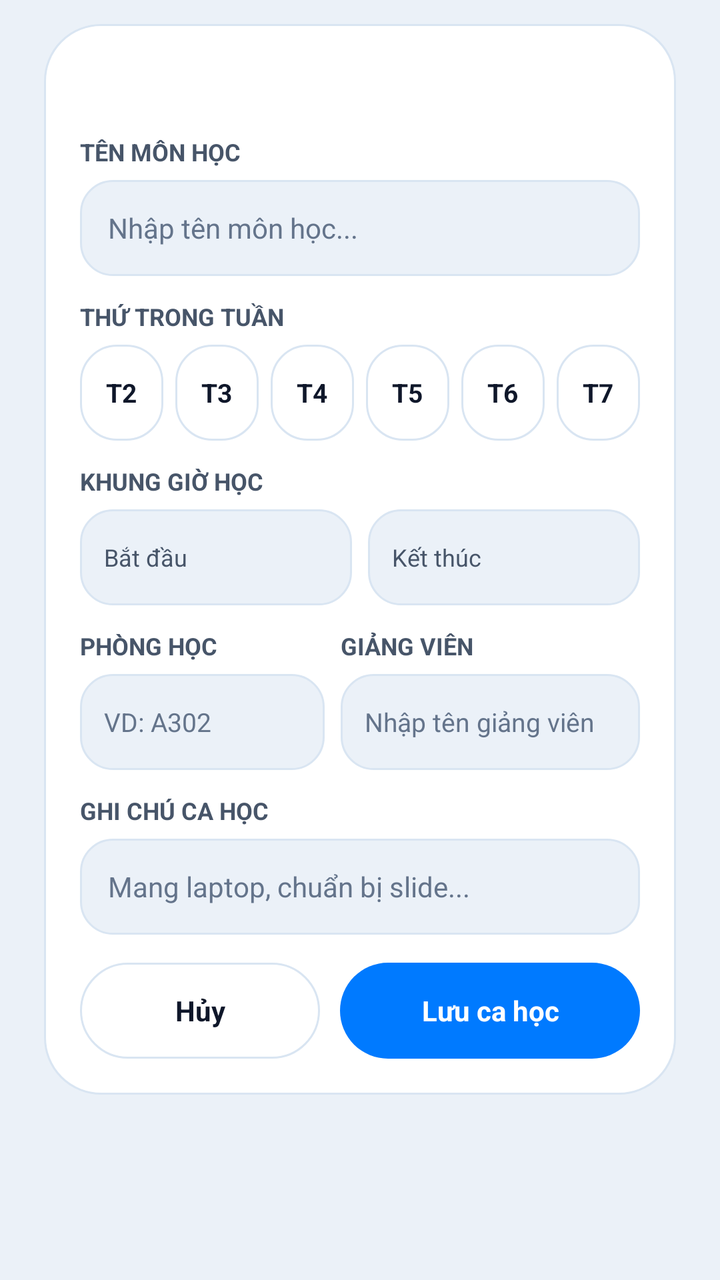
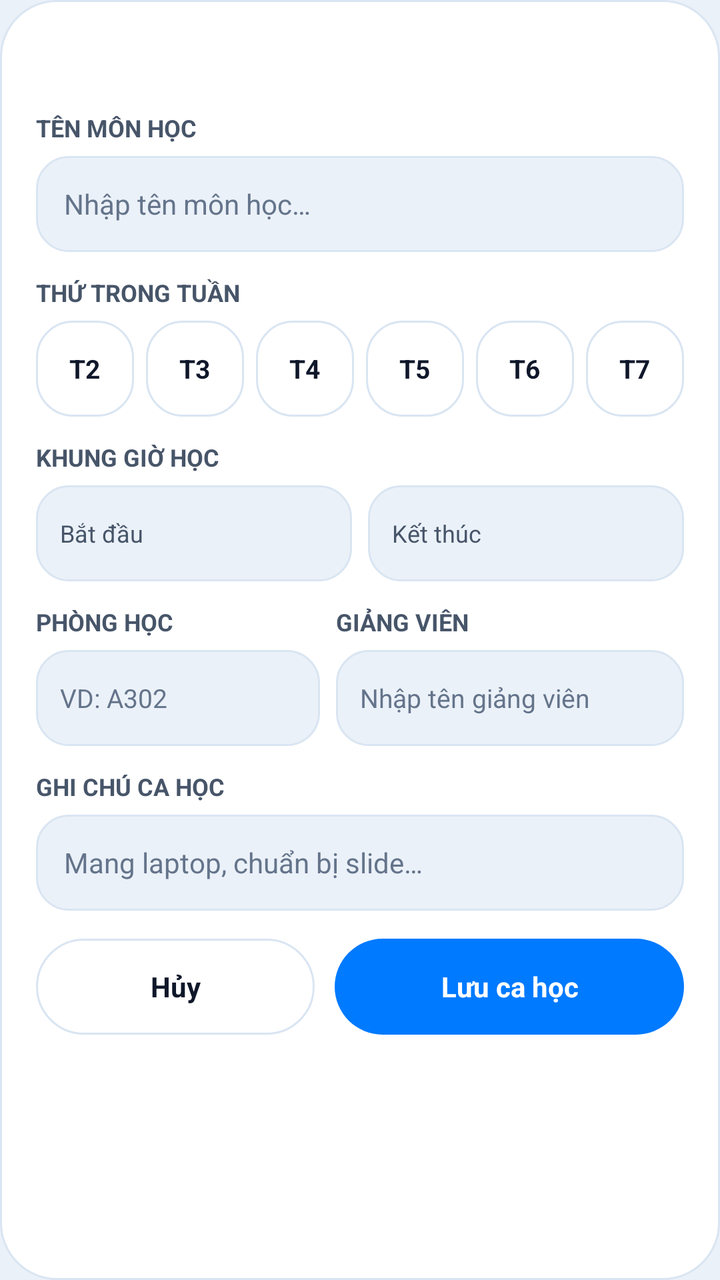

The first picture is an Android layout as it rendered before a commit; the second is the same layout after the commit. The layout source and the unified diff follow.
<!-- AndroidManifest.xml: application theme Theme.PocketKit -->
<!-- res/layout/dialog_frost_schedule.xml -->
<?xml version="1.0" encoding="utf-8"?>
<FrameLayout xmlns:android="http://schemas.android.com/apk/res/android"
    android:layout_width="match_parent"
    android:layout_height="wrap_content"
    android:paddingHorizontal="@dimen/dialog_outer_padding_h"
    android:paddingVertical="@dimen/dialog_outer_padding_v">

    <LinearLayout
        android:layout_width="match_parent"
        android:layout_height="wrap_content"
        android:background="@drawable/bg_dialog_frost"
        android:orientation="vertical"
        android:padding="@dimen/card_padding">

        <LinearLayout
            android:layout_width="match_parent"
            android:layout_height="wrap_content"
            android:gravity="center_vertical"
            android:orientation="horizontal">

            <TextView
                android:id="@+id/tvScheduleDialogTitle"
                android:layout_width="0dp"
                android:layout_height="wrap_content"
                android:layout_weight="1"
                android:textColor="@color/ink_primary"
                android:textSize="@dimen/text_size_dialog_title"
                android:textStyle="bold" />

            <ImageButton
                android:id="@+id/btnScheduleDialogDelete"
                android:layout_width="@dimen/touch_target_min"
                android:layout_height="@dimen/touch_target_min"
                android:layout_marginStart="@dimen/dialog_button_gap"
                android:background="@drawable/bg_pill_danger_soft"
                android:clickable="true"
                android:contentDescription="@string/schedule_dialog_btn_delete"
                android:focusable="true"
                android:scaleType="center"
                android:src="@drawable/ic_delete"
                android:visibility="gone" />
        </LinearLayout>

        <ScrollView
            android:layout_width="match_parent"
            android:layout_height="wrap_content"
            android:layout_marginTop="@dimen/card_gap"
            android:overScrollMode="never"
            android:scrollbars="none">

            <LinearLayout
                android:layout_width="match_parent"
                android:layout_height="wrap_content"
                android:orientation="vertical">

                <TextView
                    android:layout_width="match_parent"
                    android:layout_height="wrap_content"
                    android:text="@string/schedule_dialog_subject_label"
                    android:textColor="@color/ink_secondary"
                    android:textSize="@dimen/text_size_caption"
                    android:textStyle="bold" />

                <EditText
                    android:id="@+id/edtScheduleSubject"
                    android:layout_width="match_parent"
                    android:layout_height="wrap_content"
                    android:layout_marginTop="@dimen/dialog_label_gap"
                    android:background="@drawable/bg_dialog_input"
                    android:hint="@string/schedule_dialog_subject_hint"
                    android:imeOptions="actionNext"
                    android:importantForAutofill="no"
                    android:inputType="textCapSentences"
                    android:minHeight="@dimen/input_min_height"
                    android:paddingHorizontal="@dimen/chip_padding_h"
                    android:paddingVertical="@dimen/badge_padding_v"
                    android:singleLine="true"
                    android:textColor="@color/ink_primary"
                    android:textColorHint="@color/ink_muted"
                    android:textSize="@dimen/text_size_input" />

                <TextView
                    android:layout_width="match_parent"
                    android:layout_height="wrap_content"
                    android:layout_marginTop="@dimen/card_gap"
                    android:text="@string/schedule_dialog_day_label"
                    android:textColor="@color/ink_secondary"
                    android:textSize="@dimen/text_size_caption"
                    android:textStyle="bold" />

                <LinearLayout
                    android:layout_width="match_parent"
                    android:layout_height="wrap_content"
                    android:layout_marginTop="@dimen/dialog_label_gap"
                    android:orientation="horizontal">

                    <TextView
                        android:id="@+id/chipDialogT2"
                        android:layout_width="0dp"
                        android:layout_height="wrap_content"
                        android:layout_weight="1"
                        android:background="@drawable/bg_chip_unselected"
                        android:clickable="true"
                        android:focusable="true"
                        android:gravity="center"
                        android:minHeight="@dimen/touch_target_min"
                        android:text="@string/schedule_day_short_2"
                        android:textColor="@color/ink_primary"
                        android:textSize="@dimen/text_size_body"
                        android:textStyle="bold" />

                    <TextView
                        android:id="@+id/chipDialogT3"
                        android:layout_width="0dp"
                        android:layout_height="wrap_content"
                        android:layout_marginStart="@dimen/day_chip_gap"
                        android:layout_weight="1"
                        android:background="@drawable/bg_chip_unselected"
                        android:clickable="true"
                        android:focusable="true"
                        android:gravity="center"
                        android:minHeight="@dimen/touch_target_min"
                        android:text="@string/schedule_day_short_3"
                        android:textColor="@color/ink_primary"
                        android:textSize="@dimen/text_size_body"
                        android:textStyle="bold" />

                    <TextView
                        android:id="@+id/chipDialogT4"
                        android:layout_width="0dp"
                        android:layout_height="wrap_content"
                        android:layout_marginStart="@dimen/day_chip_gap"
                        android:layout_weight="1"
                        android:background="@drawable/bg_chip_unselected"
                        android:clickable="true"
                        android:focusable="true"
                        android:gravity="center"
                        android:minHeight="@dimen/touch_target_min"
                        android:text="@string/schedule_day_short_4"
                        android:textColor="@color/ink_primary"
                        android:textSize="@dimen/text_size_body"
                        android:textStyle="bold" />

                    <TextView
                        android:id="@+id/chipDialogT5"
                        android:layout_width="0dp"
                        android:layout_height="wrap_content"
                        android:layout_marginStart="@dimen/day_chip_gap"
                        android:layout_weight="1"
                        android:background="@drawable/bg_chip_unselected"
                        android:clickable="true"
                        android:focusable="true"
                        android:gravity="center"
                        android:minHeight="@dimen/touch_target_min"
                        android:text="@string/schedule_day_short_5"
                        android:textColor="@color/ink_primary"
                        android:textSize="@dimen/text_size_body"
                        android:textStyle="bold" />

                    <TextView
                        android:id="@+id/chipDialogT6"
                        android:layout_width="0dp"
                        android:layout_height="wrap_content"
                        android:layout_marginStart="@dimen/day_chip_gap"
                        android:layout_weight="1"
                        android:background="@drawable/bg_chip_unselected"
                        android:clickable="true"
                        android:focusable="true"
                        android:gravity="center"
                        android:minHeight="@dimen/touch_target_min"
                        android:text="@string/schedule_day_short_6"
                        android:textColor="@color/ink_primary"
                        android:textSize="@dimen/text_size_body"
                        android:textStyle="bold" />

                    <TextView
                        android:id="@+id/chipDialogT7"
                        android:layout_width="0dp"
                        android:layout_height="wrap_content"
                        android:layout_marginStart="@dimen/day_chip_gap"
                        android:layout_weight="1"
                        android:background="@drawable/bg_chip_unselected"
                        android:clickable="true"
                        android:focusable="true"
                        android:gravity="center"
                        android:minHeight="@dimen/touch_target_min"
                        android:text="@string/schedule_day_short_7"
                        android:textColor="@color/ink_primary"
                        android:textSize="@dimen/text_size_body"
                        android:textStyle="bold" />
                </LinearLayout>

                <TextView
                    android:layout_width="match_parent"
                    android:layout_height="wrap_content"
                    android:layout_marginTop="@dimen/card_gap"
                    android:text="@string/schedule_dialog_time_label"
                    android:textColor="@color/ink_secondary"
                    android:textSize="@dimen/text_size_caption"
                    android:textStyle="bold" />

                <LinearLayout
                    android:layout_width="match_parent"
                    android:layout_height="wrap_content"
                    android:layout_marginTop="@dimen/dialog_label_gap"
                    android:baselineAligned="false"
                    android:orientation="horizontal">

                    <LinearLayout
                        android:id="@+id/btnDialogStartTime"
                        android:layout_width="0dp"
                        android:layout_height="wrap_content"
                        android:layout_weight="1"
                        android:background="@drawable/bg_dialog_input"
                        android:clickable="true"
                        android:focusable="true"
                        android:gravity="center_vertical"
                        android:minHeight="@dimen/touch_target_min"
                        android:orientation="horizontal"
                        android:paddingHorizontal="@dimen/badge_padding_h">

                        <TextView
                            android:layout_width="0dp"
                            android:layout_height="wrap_content"
                            android:layout_weight="1"
                            android:text="@string/schedule_dialog_start_label"
                            android:textColor="@color/ink_secondary"
                            android:textSize="@dimen/text_size_caption" />

                        <TextView
                            android:id="@+id/tvDialogStartTimeValue"
                            android:layout_width="wrap_content"
                            android:layout_height="wrap_content"
                            android:fontFeatureSettings="tnum"
                            android:textColor="@color/accent_sapphire"
                            android:textSize="@dimen/text_size_input"
                            android:textStyle="bold" />
                    </LinearLayout>

                    <LinearLayout
                        android:id="@+id/btnDialogEndTime"
                        android:layout_width="0dp"
                        android:layout_height="wrap_content"
                        android:layout_marginStart="@dimen/chip_gap"
                        android:layout_weight="1"
                        android:background="@drawable/bg_dialog_input"
                        android:clickable="true"
                        android:focusable="true"
                        android:gravity="center_vertical"
                        android:minHeight="@dimen/touch_target_min"
                        android:orientation="horizontal"
                        android:paddingHorizontal="@dimen/badge_padding_h">

                        <TextView
                            android:layout_width="0dp"
                            android:layout_height="wrap_content"
                            android:layout_weight="1"
                            android:text="@string/schedule_dialog_end_label"
                            android:textColor="@color/ink_secondary"
                            android:textSize="@dimen/text_size_caption" />

                        <TextView
                            android:id="@+id/tvDialogEndTimeValue"
                            android:layout_width="wrap_content"
                            android:layout_height="wrap_content"
                            android:fontFeatureSettings="tnum"
                            android:textColor="@color/accent_sapphire"
                            android:textSize="@dimen/text_size_input"
                            android:textStyle="bold" />
                    </LinearLayout>
                </LinearLayout>

                <LinearLayout
                    android:layout_width="match_parent"
                    android:layout_height="wrap_content"
                    android:layout_marginTop="@dimen/card_gap"
                    android:baselineAligned="false"
                    android:orientation="horizontal">

                    <LinearLayout
                        android:layout_width="0dp"
                        android:layout_height="wrap_content"
                        android:layout_weight="0.9"
                        android:orientation="vertical">

                        <TextView
                            android:layout_width="match_parent"
                            android:layout_height="wrap_content"
                            android:text="@string/schedule_dialog_room_label"
                            android:textColor="@color/ink_secondary"
                            android:textSize="@dimen/text_size_caption"
                            android:textStyle="bold" />

                        <EditText
                            android:id="@+id/edtScheduleRoom"
                            android:layout_width="match_parent"
                            android:layout_height="wrap_content"
                            android:layout_marginTop="@dimen/dialog_label_gap"
                            android:background="@drawable/bg_dialog_input"
                            android:hint="@string/schedule_dialog_room_hint"
                            android:imeOptions="actionNext"
                            android:importantForAutofill="no"
                            android:inputType="textCapWords"
                            android:minHeight="@dimen/input_min_height"
                            android:paddingHorizontal="@dimen/badge_padding_h"
                            android:paddingVertical="@dimen/badge_padding_v"
                            android:singleLine="true"
                            android:textColor="@color/ink_primary"
                            android:textColorHint="@color/ink_muted"
                            android:textSize="@dimen/text_size_body" />
                    </LinearLayout>

                    <LinearLayout
                        android:layout_width="0dp"
                        android:layout_height="wrap_content"
                        android:layout_marginStart="@dimen/chip_gap"
                        android:layout_weight="1.1"
                        android:orientation="vertical">

                        <TextView
                            android:layout_width="match_parent"
                            android:layout_height="wrap_content"
                            android:text="@string/schedule_dialog_lecturer_label"
                            android:textColor="@color/ink_secondary"
                            android:textSize="@dimen/text_size_caption"
                            android:textStyle="bold" />

                        <EditText
                            android:id="@+id/edtScheduleLecturer"
                            android:layout_width="match_parent"
                            android:layout_height="wrap_content"
                            android:layout_marginTop="@dimen/dialog_label_gap"
                            android:background="@drawable/bg_dialog_input"
                            android:hint="@string/schedule_dialog_lecturer_hint"
                            android:imeOptions="actionNext"
                            android:importantForAutofill="no"
                            android:inputType="textPersonName|textCapWords"
                            android:minHeight="@dimen/input_min_height"
                            android:paddingHorizontal="@dimen/badge_padding_h"
                            android:paddingVertical="@dimen/badge_padding_v"
                            android:singleLine="true"
                            android:textColor="@color/ink_primary"
                            android:textColorHint="@color/ink_muted"
                            android:textSize="@dimen/text_size_body" />
                    </LinearLayout>
                </LinearLayout>

                <TextView
                    android:layout_width="match_parent"
                    android:layout_height="wrap_content"
                    android:layout_marginTop="@dimen/card_gap"
                    android:text="@string/schedule_dialog_note_label"
                    android:textColor="@color/ink_secondary"
                    android:textSize="@dimen/text_size_caption"
                    android:textStyle="bold" />

                <EditText
                    android:id="@+id/edtScheduleNote"
                    android:layout_width="match_parent"
                    android:layout_height="wrap_content"
                    android:layout_marginTop="@dimen/dialog_label_gap"
                    android:background="@drawable/bg_dialog_input"
                    android:hint="@string/schedule_dialog_note_hint"
                    android:imeOptions="actionDone"
                    android:importantForAutofill="no"
                    android:inputType="textCapSentences"
                    android:minHeight="@dimen/input_min_height"
                    android:paddingHorizontal="@dimen/chip_padding_h"
                    android:paddingVertical="@dimen/badge_padding_v"
                    android:singleLine="true"
                    android:textColor="@color/ink_primary"
                    android:textColorHint="@color/ink_muted"
                    android:textSize="@dimen/text_size_input" />
            </LinearLayout>
        </ScrollView>

        <LinearLayout
            android:layout_width="match_parent"
            android:layout_height="wrap_content"
            android:layout_marginTop="@dimen/section_gap"
            android:baselineAligned="false"
            android:orientation="horizontal">

            <TextView
                android:id="@+id/btnScheduleDialogCancel"
                android:layout_width="0dp"
                android:layout_height="wrap_content"
                android:layout_weight="1"
                android:background="@drawable/bg_pill_secondary"
                android:clickable="true"
                android:focusable="true"
                android:gravity="center"
                android:minHeight="@dimen/touch_target_min"
                android:text="@string/notes_dialog_cancel"
                android:textColor="@color/ink_primary"
                android:textSize="@dimen/text_size_input"
                android:textStyle="bold" />

            <TextView
                android:id="@+id/btnScheduleDialogSave"
                android:layout_width="0dp"
                android:layout_height="wrap_content"
                android:layout_marginStart="@dimen/dialog_button_gap"
                android:layout_weight="1.25"
                android:background="@drawable/bg_pill_primary"
                android:clickable="true"
                android:focusable="true"
                android:gravity="center"
                android:minHeight="@dimen/touch_target_min"
                android:text="@string/schedule_dialog_btn_save"
                android:textColor="@color/white"
                android:textSize="@dimen/text_size_input"
                android:textStyle="bold" />
        </LinearLayout>
    </LinearLayout>
</FrameLayout>
<!-- resources referenced by this layout -->
<resources>
  <color name="accent_sapphire">#FF007AFF</color>
  <color name="ink_muted">#FF64748B</color>
  <color name="ink_primary">#FF0F172A</color>
  <color name="ink_secondary">#FF475569</color>
  <color name="white">#FFFFFFFF</color>
  <dimen name="badge_padding_h">12dp</dimen>
  <dimen name="badge_padding_v">6dp</dimen>
  <dimen name="card_gap">12dp</dimen>
  <dimen name="card_padding">18dp</dimen>
  <dimen name="chip_gap">8dp</dimen>
  <dimen name="chip_padding_h">14dp</dimen>
  <dimen name="day_chip_gap">6dp</dimen>
  <dimen name="dialog_button_gap">10dp</dimen>
  <dimen name="dialog_label_gap">6dp</dimen>
  <dimen name="dialog_outer_padding_h">22dp</dimen>
  <dimen name="dialog_outer_padding_v">12dp</dimen>
  <dimen name="input_min_height">48dp</dimen>
  <dimen name="section_gap">14dp</dimen>
  <dimen name="text_size_body">13sp</dimen>
  <dimen name="text_size_caption">12sp</dimen>
  <dimen name="text_size_dialog_title">19sp</dimen>
  <dimen name="text_size_input">14sp</dimen>
  <dimen name="touch_target_min">48dp</dimen>
  <!-- drawable bg_dialog_frost (drawable) -->
  <?xml version="1.0" encoding="utf-8"?>
  <shape xmlns:android="http://schemas.android.com/apk/res/android"
      android:shape="rectangle">
      <solid android:color="#FAFFFFFF" />
      <stroke
          android:width="1dp"
          android:color="@color/glass_rim_soft" />
      <corners android:radius="28dp" />
  </shape>
  <!-- drawable bg_pill_danger_soft (drawable) -->
  <?xml version="1.0" encoding="utf-8"?>
  <shape xmlns:android="http://schemas.android.com/apk/res/android"
      android:shape="rectangle">
      <solid android:color="@color/accent_danger_soft" />
      <stroke
          android:width="1dp"
          android:color="#33DC2626" />
      <corners android:radius="24dp" />
  </shape>
  <!-- drawable bg_pill_primary (drawable) -->
  <?xml version="1.0" encoding="utf-8"?>
  <shape xmlns:android="http://schemas.android.com/apk/res/android"
      android:shape="rectangle">
      <solid android:color="@color/accent_sapphire" />
      <corners android:radius="24dp" />
  </shape>
  <string name="notes_dialog_cancel">Hủy</string>
  <string name="schedule_day_short_2">T2</string>
  <string name="schedule_day_short_3">T3</string>
  <string name="schedule_day_short_4">T4</string>
  <string name="schedule_day_short_5">T5</string>
  <string name="schedule_day_short_6">T6</string>
  <string name="schedule_day_short_7">T7</string>
  <string name="schedule_dialog_btn_delete">Xóa ca học này</string>
  <string name="schedule_dialog_btn_save">Lưu ca học</string>
  <string name="schedule_dialog_day_label">THỨ TRONG TUẦN</string>
  <string name="schedule_dialog_end_label">Kết thúc</string>
  <string name="schedule_dialog_lecturer_hint">Nhập tên giảng viên</string>
  <string name="schedule_dialog_lecturer_label">GIẢNG VIÊN</string>
  <string name="schedule_dialog_note_hint">Mang laptop, chuẩn bị slide...</string>
  <string name="schedule_dialog_note_label">GHI CHÚ CA HỌC</string>
  <string name="schedule_dialog_room_hint">VD: A302</string>
  <string name="schedule_dialog_room_label">PHÒNG HỌC</string>
  <string name="schedule_dialog_start_label">Bắt đầu</string>
  <string name="schedule_dialog_subject_hint">Nhập tên môn học...</string>
  <string name="schedule_dialog_subject_label">TÊN MÔN HỌC</string>
  <string name="schedule_dialog_time_label">KHUNG GIỜ HỌC</string>
  <style name="Theme.PocketKit" parent="Base.Theme.PocketKit" />
  <color name="chip_neutral_fill">#B8FFFFFF</color>
  <color name="glass_rim_soft">#FFD9E5F2</color>
  <color name="frost_canvas_top">#FFEBF1F8</color>
  <color name="accent_danger_soft">#1ADC2626</color>
  <color name="accent_danger">#FFDC2626</color>
  <!-- unchanged entries left out for length: 5 -->
</resources>

<!-- the commit's change to res/layout/dialog_frost_schedule.xml (unified diff, before → after) -->
@@ -1,16 +1,12 @@
 <?xml version="1.0" encoding="utf-8"?>
-<FrameLayout xmlns:android="http://schemas.android.com/apk/res/android"
+<LinearLayout xmlns:android="http://schemas.android.com/apk/res/android"
     android:layout_width="match_parent"
     android:layout_height="wrap_content"
-    android:paddingHorizontal="@dimen/dialog_outer_padding_h"
-    android:paddingVertical="@dimen/dialog_outer_padding_v">
-
-    <LinearLayout
-        android:layout_width="match_parent"
-        android:layout_height="wrap_content"
-        android:background="@drawable/bg_dialog_frost"
-        android:orientation="vertical"
-        android:padding="@dimen/card_padding">
+    android:layout_marginHorizontal="@dimen/dialog_outer_padding_h"
+    android:layout_marginVertical="@dimen/dialog_outer_padding_v"
+    android:background="@drawable/bg_dialog_frost"
+    android:orientation="vertical"
+    android:padding="@dimen/card_padding">
 
         <LinearLayout
             android:layout_width="match_parent"
@@ -206,7 +202,7 @@
                     android:baselineAligned="false"
                     android:orientation="horizontal">
 
-                    <LinearLayout
+                    <RelativeLayout
                         android:id="@+id/btnDialogStartTime"
                         android:layout_width="0dp"
                         android:layout_height="wrap_content"
@@ -214,60 +210,66 @@
                         android:background="@drawable/bg_dialog_input"
                         android:clickable="true"
                         android:focusable="true"
-                        android:gravity="center_vertical"
-                        android:minHeight="@dimen/touch_target_min"
-                        android:orientation="horizontal"
+                        android:minHeight="@dimen/touch_target_min"
                         android:paddingHorizontal="@dimen/badge_padding_h">
-
-                        <TextView
-                            android:layout_width="0dp"
-                            android:layout_height="wrap_content"
-                            android:layout_weight="1"
-                            android:text="@string/schedule_dialog_start_label"
-                            android:textColor="@color/ink_secondary"
-                            android:textSize="@dimen/text_size_caption" />
 
                         <TextView
                             android:id="@+id/tvDialogStartTimeValue"
                             android:layout_width="wrap_content"
                             android:layout_height="wrap_content"
+                            android:layout_alignParentEnd="true"
+                            android:layout_centerVertical="true"
                             android:fontFeatureSettings="tnum"
                             android:textColor="@color/accent_sapphire"
                             android:textSize="@dimen/text_size_input"
                             android:textStyle="bold" />
-                    </LinearLayout>
-
-                    <LinearLayout
-                        android:id="@+id/btnDialogEndTime"
-                        android:layout_width="0dp"
-                        android:layout_height="wrap_content"
-                        android:layout_marginStart="@dimen/chip_gap"
-                        android:layout_weight="1"
-                        android:background="@drawable/bg_dialog_input"
-                        android:clickable="true"
-                        android:focusable="true"
-                        android:gravity="center_vertical"
-                        android:minHeight="@dimen/touch_target_min"
-                        android:orientation="horizontal"
-                        android:paddingHorizontal="@dimen/badge_padding_h">
-
-                        <TextView
-                            android:layout_width="0dp"
-                            android:layout_height="wrap_content"
-                            android:layout_weight="1"
-                            android:text="@string/schedule_dialog_end_label"
+
+                        <TextView
+                            android:layout_width="match_parent"
+                            android:layout_height="wrap_content"
+                            android:layout_alignParentStart="true"
+                            android:layout_centerVertical="true"
+                            android:layout_marginEnd="@dimen/chip_gap"
+                            android:layout_toStartOf="@id/tvDialogStartTimeValue"
+                            android:text="@string/schedule_dialog_start_label"
                             android:textColor="@color/ink_secondary"
                             android:textSize="@dimen/text_size_caption" />
+                    </RelativeLayout>
+
+                    <RelativeLayout
+                        android:id="@+id/btnDialogEndTime"
+                        android:layout_width="0dp"
+                        android:layout_height="wrap_content"
+                        android:layout_marginStart="@dimen/chip_gap"
+                        android:layout_weight="1"
+                        android:background="@drawable/bg_dialog_input"
+                        android:clickable="true"
+                        android:focusable="true"
+                        android:minHeight="@dimen/touch_target_min"
+                        android:paddingHorizontal="@dimen/badge_padding_h">
 
                         <TextView
                             android:id="@+id/tvDialogEndTimeValue"
                             android:layout_width="wrap_content"
                             android:layout_height="wrap_content"
+                            android:layout_alignParentEnd="true"
+                            android:layout_centerVertical="true"
                             android:fontFeatureSettings="tnum"
                             android:textColor="@color/accent_sapphire"
                             android:textSize="@dimen/text_size_input"
                             android:textStyle="bold" />
-                    </LinearLayout>
+
+                        <TextView
+                            android:layout_width="match_parent"
+                            android:layout_height="wrap_content"
+                            android:layout_alignParentStart="true"
+                            android:layout_centerVertical="true"
+                            android:layout_marginEnd="@dimen/chip_gap"
+                            android:layout_toStartOf="@id/tvDialogEndTimeValue"
+                            android:text="@string/schedule_dialog_end_label"
+                            android:textColor="@color/ink_secondary"
+                            android:textSize="@dimen/text_size_caption" />
+                    </RelativeLayout>
                 </LinearLayout>
 
                 <LinearLayout
@@ -412,5 +414,4 @@
                 android:textSize="@dimen/text_size_input"
                 android:textStyle="bold" />
         </LinearLayout>
-    </LinearLayout>
-</FrameLayout>
+</LinearLayout>
<!-- resource entries referenced after the edit -->
@@ -27,7 +27,7 @@
   <?xml version="1.0" encoding="utf-8"?>
   <shape xmlns:android="http://schemas.android.com/apk/res/android"
       android:shape="rectangle">
-      <solid android:color="#FAFFFFFF" />
+      <solid android:color="@color/frost_dialog_fill" />
       <stroke
           android:width="1dp"
           android:color="@color/glass_rim_soft" />
@@ -40,7 +40,7 @@
       <solid android:color="@color/accent_danger_soft" />
       <stroke
           android:width="1dp"
-          android:color="#33DC2626" />
+          android:color="@color/accent_danger_border" />
       <corners android:radius="24dp" />
   </shape>
   <!-- drawable bg_pill_primary (drawable) -->
@@ -63,19 +63,21 @@
   <string name="schedule_dialog_end_label">Kết thúc</string>
   <string name="schedule_dialog_lecturer_hint">Nhập tên giảng viên</string>
   <string name="schedule_dialog_lecturer_label">GIẢNG VIÊN</string>
-  <string name="schedule_dialog_note_hint">Mang laptop, chuẩn bị slide...</string>
+  <string name="schedule_dialog_note_hint">Mang laptop, chuẩn bị slide…</string>
   <string name="schedule_dialog_note_label">GHI CHÚ CA HỌC</string>
   <string name="schedule_dialog_room_hint">VD: A302</string>
   <string name="schedule_dialog_room_label">PHÒNG HỌC</string>
   <string name="schedule_dialog_start_label">Bắt đầu</string>
-  <string name="schedule_dialog_subject_hint">Nhập tên môn học...</string>
+  <string name="schedule_dialog_subject_hint">Nhập tên môn học…</string>
   <string name="schedule_dialog_subject_label">TÊN MÔN HỌC</string>
   <string name="schedule_dialog_time_label">KHUNG GIỜ HỌC</string>
   <style name="Theme.PocketKit" parent="Base.Theme.PocketKit" />
   <color name="chip_neutral_fill">#B8FFFFFF</color>
   <color name="glass_rim_soft">#FFD9E5F2</color>
+  <color name="frost_dialog_fill">#FAFFFFFF</color>
   <color name="frost_canvas_top">#FFEBF1F8</color>
   <color name="accent_danger_soft">#1ADC2626</color>
+  <color name="accent_danger_border">#33DC2626</color>
   <color name="accent_danger">#FFDC2626</color>
   <!-- unchanged entries left out for length: 5 -->
 </resources>
